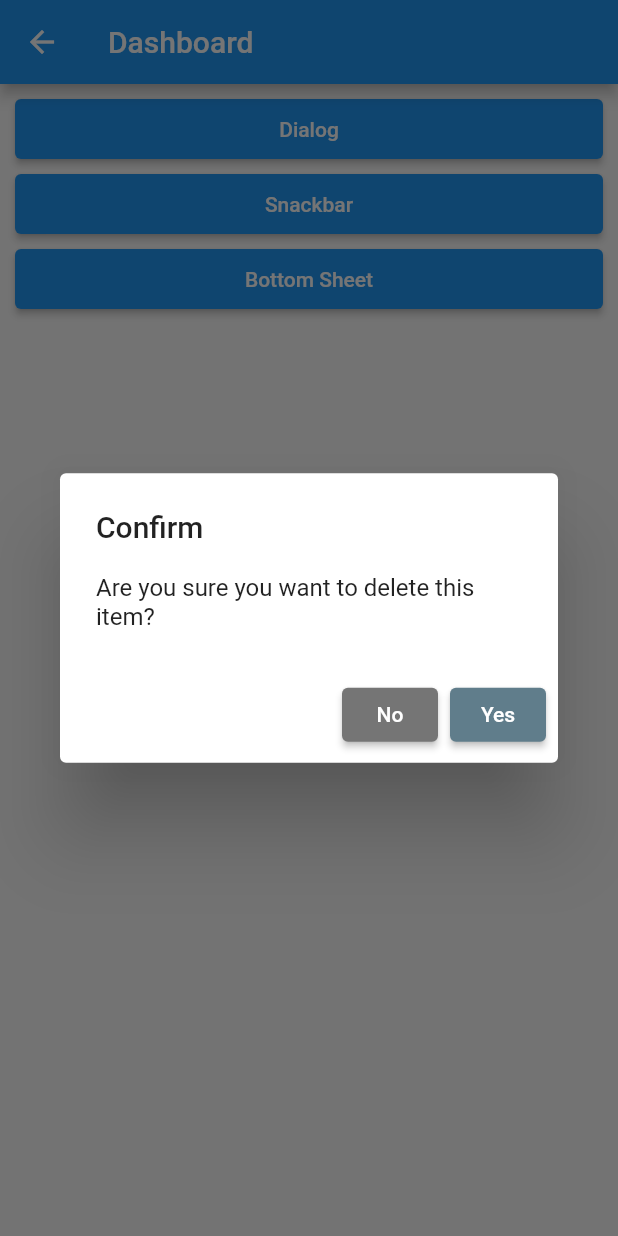
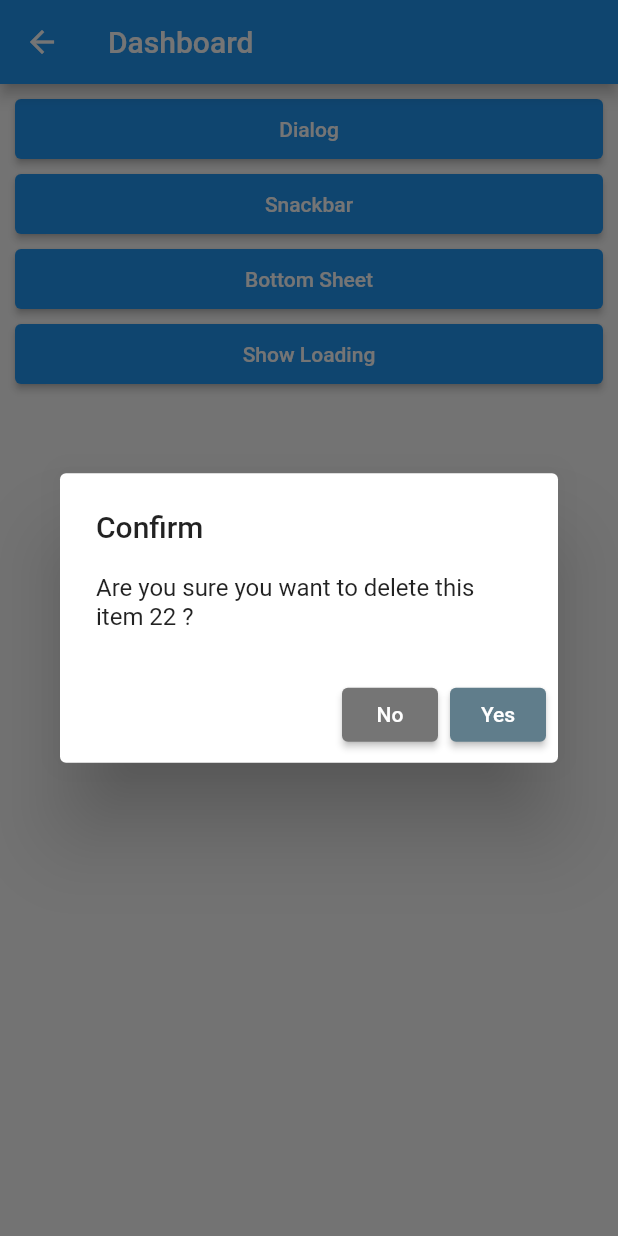
Before and after one commit to lypsisrudiansyah/flutter_navigation1, a Flutter app: the DashboardView screen opened by its route, after a tap on "Dialog", on a phone screen of 412 x 824 dp. Run offline on Flutter 3.47's test engine with Material 2 defaults, Android fonts, the phone set to English and light mode, and no system bars; our stand-ins replace go_router; missing offline and left inert: go_router_example.

Commit message:
🔨 refactor(dashboard_view.dart): replace custom dialog implementation with DialogHandler utility class to improve code readability and reusability 🔥 chore(loading.dart): remove unused LoadingHandler class ✨ feat(loading_handler.dart): add CircularProgressIndicator to loading dialog for better user experience

```diff
--- a/lib/module/dashboard/view/dashboard_view.dart
+++ b/lib/module/dashboard/view/dashboard_view.dart
@@ -1,5 +1,7 @@
 import 'package:flutter/material.dart';
 import 'package:flutter_navigation1/core.dart';
+import 'package:flutter_navigation1/shared/util/dialog/dialog_handler.dart';
+import 'package:flutter_navigation1/shared/util/loading/loading_handler.dart';
 import '../controller/dashboard_controller.dart';
 
 class DashboardView extends StatefulWidget {
@@ -34,48 +36,7 @@ class DashboardView extends StatefulWidget {
                 height: 40,
                 child: ElevatedButton(
                   onPressed: () async {
-                    bool confirm = false;
-                    await showDialog<void>(
-                      context: context,
-                      barrierDismissible: false,
-                      builder: (BuildContext context) {
-                        return AlertDialog(
-                          title: const Text('Confirm'),
-                          content: SingleChildScrollView(
-                            child: ListBody(
-                              children: const <Widget>[
-                                Text('Are you sure you want to delete this item?'),
-                              ],
-                            ),
-                          ),
-                          actions: <Widget>[
-                            ElevatedButton(
-                              style: ElevatedButton.styleFrom(
-                                backgroundColor: Colors.grey[600],
-                              ),
-                              onPressed: () {
-                                Navigator.pop(context);
-                              },
-                              child: const Text("No"),
-                            ),
-                            ElevatedButton(
-                              style: ElevatedButton.styleFrom(
-                                backgroundColor: Colors.blueGrey,
-                              ),
-                              onPressed: () {
-                                confirm = true;
-                                Navigator.pop(context);
-                              },
-                              child: const Text("Yes"),
-                            ),
-                          ],
-                        );
-                      },
-                    );
-
-                    if (confirm) {
-                      print("Confirmed!");
-                    }
+                    DialogHandler.showDialogConfirm(context, "Are you sure you want to delete this item 22 ?");
                   },
                   child: const Text("Dialog"),
                 ),
@@ -124,6 +85,19 @@ class DashboardView extends StatefulWidget {
                 ),
               ),
               const SizedBox(height: 10),
+              SizedBox(
+                width: MediaQuery.of(context).size.width,
+                height: 40,
+                child: ElevatedButton(
+                  onPressed: () {
+                    LoadingHandler.showLoading(context);
+                    Future.delayed(const Duration(seconds: 2), () {});
+                    LoadingHandler.hideLoading(context);
+                  },
+                  child: const Text("Show Loading"),
+                ),
+              ),
+              const SizedBox(height: 10),
             ],
           ),
         ),
```
Also changed, not shown: lib/shared/util/loading/loading.dart (deleted, +0 -37 lines), lib/shared/util/loading/loading_handler.dart (+11 -3 lines).
